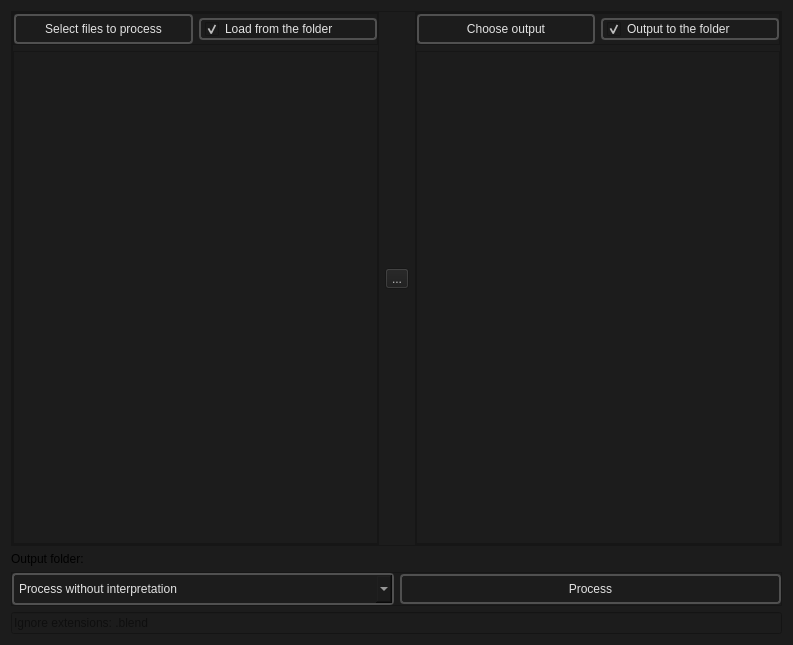
Qt form BatchCreator/BatchCreator_process_dialog.ui (dertwist/Hammer5Tools) before a commit.
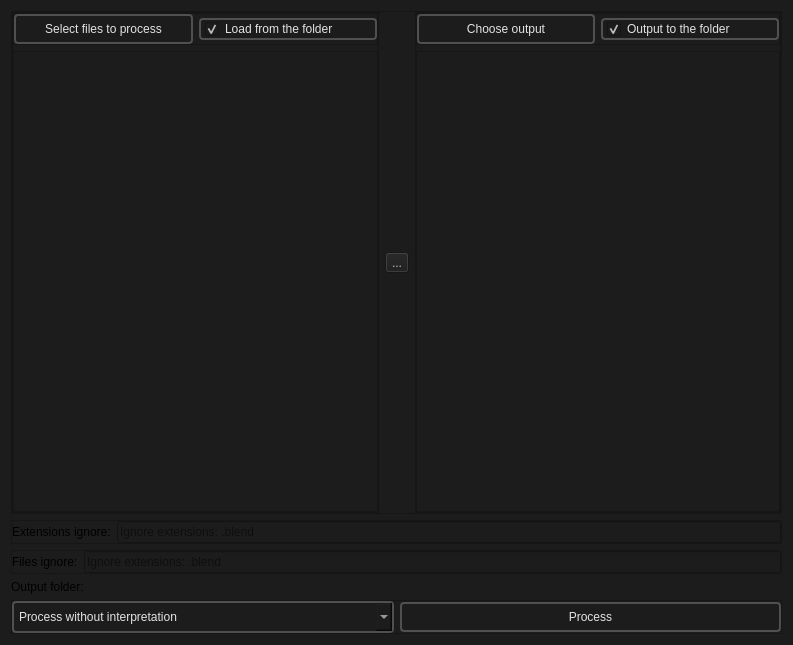
The same form after that commit. Icons and pictures are not drawn.

Commit message: Batch Creator output and input folder dialogs

Patch:
```diff
--- a/BatchCreator/BatchCreator_process_dialog.ui
+++ b/BatchCreator/BatchCreator_process_dialog.ui
@@ -348,6 +348,82 @@
      </layout>
     </widget>
    </item>
+   <item>
+    <widget class="QFrame" name="frame_7">
+     <property name="frameShape">
+      <enum>QFrame::StyledPanel</enum>
+     </property>
+     <property name="frameShadow">
+      <enum>QFrame::Raised</enum>
+     </property>
+     <layout class="QHBoxLayout" name="horizontalLayout_5">
+      <property name="leftMargin">
+       <number>0</number>
+      </property>
+      <property name="topMargin">
+       <number>0</number>
+      </property>
+      <property name="rightMargin">
+       <number>0</number>
+      </property>
+      <property name="bottomMargin">
+       <number>0</number>
+      </property>
+      <item>
+       <widget class="QLabel" name="label">
+        <property name="text">
+         <string>Extensions ignore:</string>
+        </property>
+       </widget>
+      </item>
+      <item>
+       <widget class="QLineEdit" name="ignore_extensions_lineEdit">
+        <property name="placeholderText">
+         <string>Ignore extensions: .blend</string>
+        </property>
+       </widget>
+      </item>
+     </layout>
+    </widget>
+   </item>
+   <item>
+    <widget class="QFrame" name="frame_8">
+     <property name="frameShape">
+      <enum>QFrame::StyledPanel</enum>
+     </property>
+     <property name="frameShadow">
+      <enum>QFrame::Raised</enum>
+     </property>
+     <layout class="QHBoxLayout" name="horizontalLayout_6">
+      <property name="leftMargin">
+       <number>0</number>
+      </property>
+      <property name="topMargin">
+       <number>0</number>
+      </property>
+      <property name="rightMargin">
+       <number>0</number>
+      </property>
+      <property name="bottomMargin">
+       <number>0</number>
+      </property>
+      <item>
+       <widget class="QLabel" name="label_2">
+        <property name="text">
+         <string>Files ignore:</string>
+        </property>
+       </widget>
+      </item>
+      <item>
+       <widget class="QLineEdit" name="ignore_files_lineEdit">
+        <property name="placeholderText">
+         <string>Ignore extensions: .blend</string>
+        </property>
+       </widget>
+      </item>
+     </layout>
+    </widget>
+   </item>
    <item>
     <widget class="QLabel" name="output_folder">
      <property name="text">
@@ -524,13 +600,6 @@
      </layout>
     </widget>
    </item>
-   <item>
-    <widget class="QLineEdit" name="ignore_extensions_lineEdit">
-     <property name="placeholderText">
-      <string>Ignore extensions: .blend</string>
-     </property>
-    </widget>
-   </item>
   </layout>
  </widget>
  <resources>
```
The commit also changes 6 other files.
